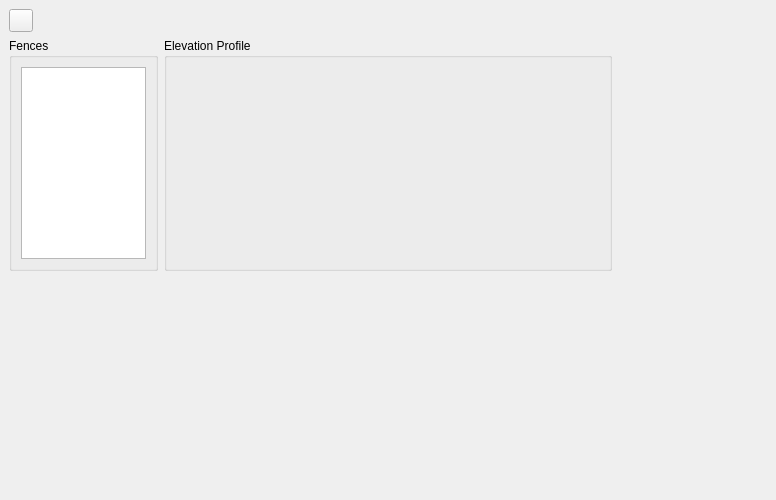
The window that mlapp/src/views/fence_view/fence_view_base.ui (Trailmarker/paddock-power) describes before a commit, drawn with Qt 5.
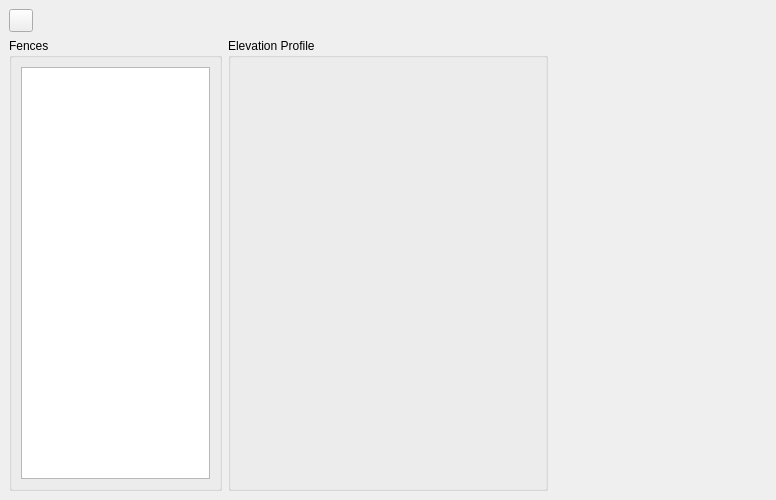
The same window after the commit. Icons and pictures are not drawn. Custom widgets are drawn as their Qt base class.

Commit message: made new Paddock analysis visible and tweaked views for a slightly better experience

```diff
--- a/mlapp/src/views/fence_view/fence_view_base.ui
+++ b/mlapp/src/views/fence_view/fence_view_base.ui
@@ -71,7 +71,7 @@
           </layout>
         </item>
         <item>
-          <layout class="QHBoxLayout" name="contentLayout" stretch="1,3,1">
+     <layout class="QHBoxLayout" name="contentLayout" stretch="2,3,2">
             <property name="topMargin">
               <number>0</number>
             </property>
@@ -118,6 +118,14 @@
                     <number>0</number>
                   </property>
                   <item>
+          <layout class="QVBoxLayout" name="profileLayout">
+           <property name="sizeConstraint">
+            <enum>QLayout::SetDefaultConstraint</enum>
+           </property>
+           <property name="topMargin">
+            <number>0</number>
+           </property>
+           <item>
                     <widget class="ProfileDetails" name="profileDetails" native="true">
                       <property name="sizePolicy">
                         <sizepolicy hsizetype="MinimumExpanding" vsizetype="MinimumExpanding">
@@ -125,25 +133,9 @@
                           <verstretch>0</verstretch>
                         </sizepolicy>
                       </property>
-                      <property name="styleSheet">
-                        <string notr="true"/>
-                      </property>
-                    </widget>
-                  </item>
-                </layout>
-              </widget>
-            </item>
-            <item>
-              <widget class="FencePaddockChanges" name="fencePaddockChanges" native="true">
-                <property name="sizePolicy">
-                  <sizepolicy hsizetype="Minimum" vsizetype="Expanding">
-                    <horstretch>0</horstretch>
-                    <verstretch>0</verstretch>
-                  </sizepolicy>
-                </property>
                 <property name="minimumSize">
                   <size>
-                    <width>100</width>
+               <width>0</width>
                     <height>0</height>
                   </size>
                 </property>
@@ -161,11 +153,35 @@
             </property>
             <property name="sizeHint" stdset="0">
               <size>
-                <width>0</width>
-                <height>0</height>
+             <width>20</width>
+             <height>40</height>
               </size>
             </property>
           </spacer>
+         </item>
+        </layout>
+       </widget>
+      </item>
+      <item>
+       <widget class="FencePaddockChanges" name="fencePaddockChanges" native="true">
+        <property name="sizePolicy">
+         <sizepolicy hsizetype="Minimum" vsizetype="Expanding">
+          <horstretch>0</horstretch>
+          <verstretch>0</verstretch>
+         </sizepolicy>
+        </property>
+        <property name="minimumSize">
+         <size>
+          <width>100</width>
+          <height>0</height>
+         </size>
+        </property>
+        <property name="styleSheet">
+         <string notr="true"/>
+        </property>
+       </widget>
+      </item>
+     </layout>
         </item>
       </layout>
     </widget>
```
Lines whose indentation alone changed are shown as unchanged. The commit also changes 15 other files.
